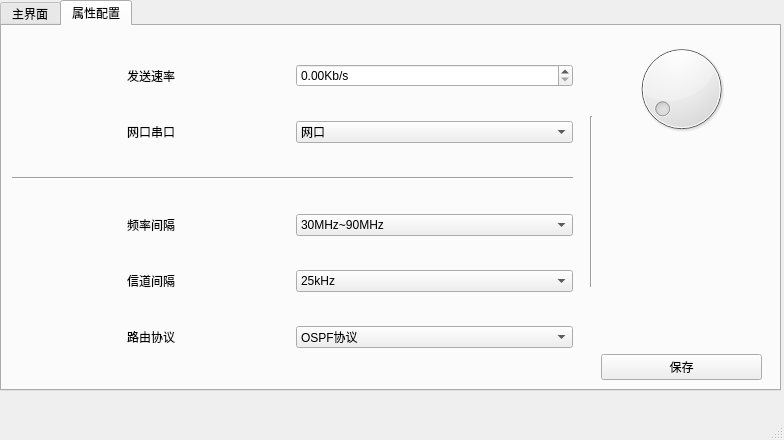
Qt form Eplrs/UI/mainWindow.ui (413180794/DianTai) before a commit.
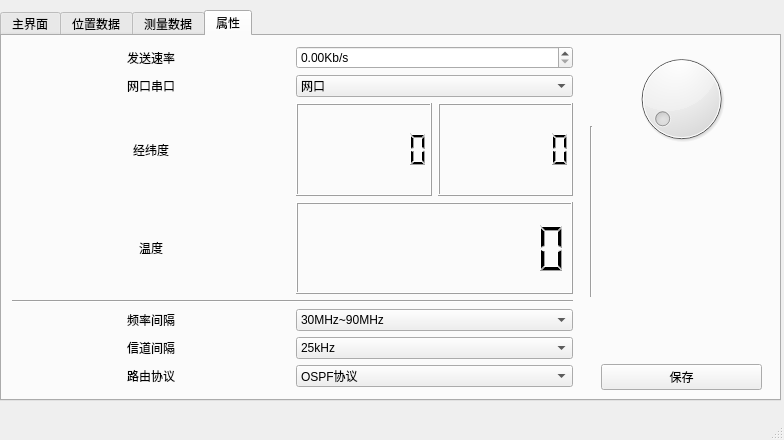
The same form after that commit. The open tabs and pages were chosen to show the change.

```diff
--- a/Eplrs/UI/mainWindow.ui
+++ b/Eplrs/UI/mainWindow.ui
@@ -18,7 +18,7 @@
     <property name="geometry">
      <rect>
       <x>0</x>
-      <y>0</y>
+      <y>10</y>
       <width>781</width>
       <height>391</height>
      </rect>
@@ -248,9 +248,88 @@
       <column/>
      </widget>
     </widget>
+    <widget class="QWidget" name="Position_tab">
+     <attribute name="title">
+      <string>位置数据</string>
+     </attribute>
+     <widget class="QTableWidget" name="position_table">
+      <property name="geometry">
+       <rect>
+        <x>0</x>
+        <y>0</y>
+        <width>771</width>
+        <height>351</height>
+       </rect>
+      </property>
+      <property name="editTriggers">
+       <set>QAbstractItemView::NoEditTriggers</set>
+      </property>
+      <property name="textElideMode">
+       <enum>Qt::ElideMiddle</enum>
+      </property>
+      <property name="columnCount">
+       <number>4</number>
+      </property>
+      <attribute name="horizontalHeaderCascadingSectionResizes">
+       <bool>false</bool>
+      </attribute>
+      <attribute name="horizontalHeaderShowSortIndicator" stdset="0">
+       <bool>false</bool>
+      </attribute>
+      <attribute name="horizontalHeaderStretchLastSection">
+       <bool>false</bool>
+      </attribute>
+      <attribute name="verticalHeaderVisible">
+       <bool>false</bool>
+      </attribute>
+      <column/>
+      <column/>
+      <column/>
+      <column/>
+     </widget>
+    </widget>
+    <widget class="QWidget" name="Measure_tab">
+     <attribute name="title">
+      <string>测量数据</string>
+     </attribute>
+     <widget class="QTableWidget" name="measure_table">
+      <property name="geometry">
+       <rect>
+        <x>0</x>
+        <y>0</y>
+        <width>771</width>
+        <height>361</height>
+       </rect>
+      </property>
+      <property name="editTriggers">
+       <set>QAbstractItemView::NoEditTriggers</set>
+      </property>
+      <property name="textElideMode">
+       <enum>Qt::ElideMiddle</enum>
+      </property>
+      <property name="columnCount">
+       <number>3</number>
+      </property>
+      <attribute name="horizontalHeaderCascadingSectionResizes">
+       <bool>false</bool>
+      </attribute>
+      <attribute name="horizontalHeaderShowSortIndicator" stdset="0">
+       <bool>false</bool>
+      </attribute>
+      <attribute name="horizontalHeaderStretchLastSection">
+       <bool>false</bool>
+      </attribute>
+      <attribute name="verticalHeaderVisible">
+       <bool>false</bool>
+      </attribute>
+      <column/>
+      <column/>
+      <column/>
+     </widget>
+    </widget>
     <widget class="QWidget" name="Property_tab">
      <attribute name="title">
-      <string>属性配置</string>
+      <string>属性</string>
      </attribute>
      <widget class="QWidget" name="verticalLayoutWidget">
       <property name="geometry">
@@ -320,6 +399,68 @@
          </item>
         </layout>
        </item>
+       <item>
+        <layout class="QHBoxLayout" name="horizontalLayout_12">
+         <item alignment="Qt::AlignHCenter">
+          <widget class="QLabel" name="__position_label">
+           <property name="autoFillBackground">
+            <bool>false</bool>
+           </property>
+           <property name="text">
+            <string>经纬度</string>
+           </property>
+          </widget>
+         </item>
+         <item>
+          <layout class="QHBoxLayout" name="horizontalLayout_7">
+           <item>
+            <widget class="QLCDNumber" name="position_x_lcdNumber">
+             <property name="digitCount">
+              <number>7</number>
+             </property>
+            </widget>
+           </item>
+           <item>
+            <widget class="QLCDNumber" name="position_y_lcdNumber">
+             <property name="digitCount">
+              <number>7</number>
+             </property>
+            </widget>
+           </item>
+          </layout>
+         </item>
+        </layout>
+       </item>
+       <item>
+        <layout class="QHBoxLayout" name="horizontalLayout_14">
+         <item>
+          <widget class="QLabel" name="__temperature_label">
+           <property name="maximumSize">
+            <size>
+             <width>16777215</width>
+             <height>16777215</height>
+            </size>
+           </property>
+           <property name="autoFillBackground">
+            <bool>false</bool>
+           </property>
+           <property name="text">
+            <string>温度</string>
+           </property>
+           <property name="alignment">
+            <set>Qt::AlignCenter</set>
+           </property>
+          </widget>
+         </item>
+         <item>
+          <widget class="QLCDNumber" name="temperature_lcdNumber">
+           <property name="digitCount">
+            <number>10</number>
+           </property>
+          </widget>
+         </item>
+        </layout>
+       </item>
        <item>
         <widget class="Line" name="line_3">
          <property name="orientation">
```
Left out of the diff: 16 changed lines with no effect on the pictures.
